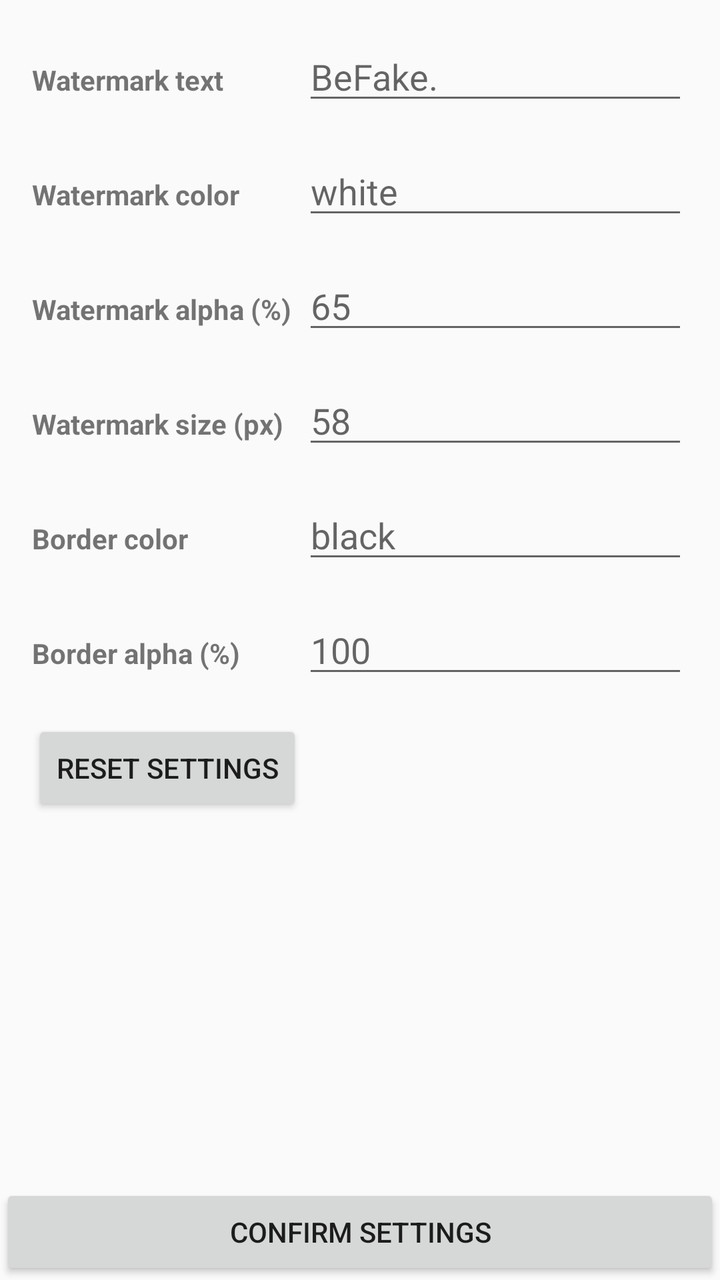
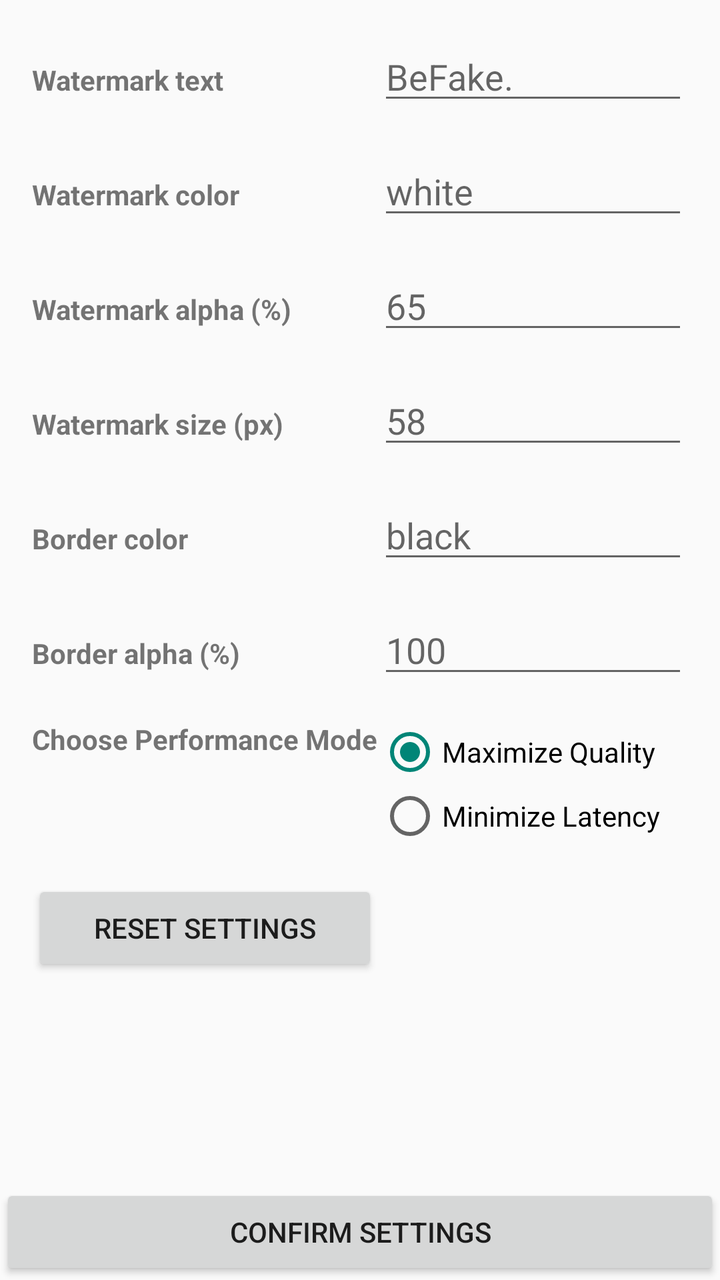

Compare the two renders of this Android layout. The source of the first and the diff that turns it into the second are given below.
<!-- AndroidManifest.xml: application theme Theme.BeFake -->
<!-- res/layout/activity_settings.xml -->
<?xml version="1.0" encoding="utf-8"?>
<RelativeLayout xmlns:android="http://schemas.android.com/apk/res/android"
    xmlns:app="http://schemas.android.com/apk/res-auto"
    xmlns:tools="http://schemas.android.com/tools"
    android:layout_width="match_parent"
    android:layout_height="match_parent"
    tools:context=".SettingsActivity">

    
    <ScrollView
        android:layout_width="match_parent"
        android:layout_height="match_parent"
        android:layout_above="@id/btnConfirm"
        android:padding="16dp">

        <TableLayout
            android:layout_width="match_parent"
            android:layout_height="wrap_content">

            
            <TableRow
                android:layout_width="match_parent"
                android:layout_height="wrap_content">

                
                <TextView
                    android:layout_width="wrap_content"
                    android:layout_height="wrap_content"
                    android:text="Watermark text"
                    android:textStyle="bold"/>

                
                <EditText
                    android:id="@+id/editWatermarkText"
                    android:hint="BeFake."
                    android:layout_weight="1"
                    android:layout_width="0dp"
                    android:layout_height="wrap_content" />
            </TableRow>

            <TableRow
                android:layout_width="match_parent"
                android:layout_height="wrap_content"
                android:layout_marginTop="16dp">

                <TextView
                    android:layout_width="wrap_content"
                    android:layout_height="wrap_content"
                    android:text="Watermark color"
                    android:textStyle="bold"/>

                <EditText
                    android:id="@+id/editWatermarkColor"
                    android:hint="white"
                    android:layout_weight="1"
                    android:layout_width="0dp"
                    android:layout_height="wrap_content" />

            </TableRow>

            <TableRow
                android:layout_width="match_parent"
                android:layout_height="wrap_content"
                android:layout_marginTop="16dp">

                <TextView
                    android:layout_width="wrap_content"
                    android:layout_height="wrap_content"
                    android:text="Watermark alpha (%)"
                    android:textStyle="bold"/>

                <EditText
                    android:id="@+id/editWatermarkAlpha"
                    android:inputType="number"
                    android:hint="65"
                    android:layout_weight="1"
                    android:layout_width="0dp"
                    android:layout_height="wrap_content" />

            </TableRow>

            <TableRow
                android:layout_width="match_parent"
                android:layout_height="wrap_content"
                android:layout_marginTop="16dp">

                <TextView
                    android:layout_width="wrap_content"
                    android:layout_height="wrap_content"
                    android:text="Watermark size (px)"
                    android:textStyle="bold"/>

                <EditText
                    android:id="@+id/editWatermarkSize"
                    android:inputType="number"
                    android:hint="58"
                    android:layout_weight="1"
                    android:layout_width="0dp"
                    android:layout_height="wrap_content" />

            </TableRow>

            <TableRow
                android:layout_width="match_parent"
                android:layout_height="wrap_content"
                android:layout_marginTop="16dp">

                <TextView
                    android:layout_width="wrap_content"
                    android:layout_height="wrap_content"
                    android:text="Border color"
                    android:textStyle="bold"/>

                <EditText
                    android:id="@+id/editBorderColor"
                    android:hint="black"
                    android:layout_weight="1"
                    android:layout_width="0dp"
                    android:layout_height="wrap_content" />

            </TableRow>

            <TableRow
                android:layout_width="match_parent"
                android:layout_height="wrap_content"
                android:layout_marginTop="16dp">

                <TextView
                    android:layout_width="wrap_content"
                    android:layout_height="wrap_content"
                    android:text="Border alpha (%)"
                    android:textStyle="bold"/>

                <EditText
                    android:id="@+id/editBorderAlpha"
                    android:hint="100"
                    android:layout_weight="1"
                    android:layout_width="0dp"
                    android:layout_height="wrap_content" />

            </TableRow>

            <TableRow
                android:layout_width="match_parent"
                android:layout_height="match_parent"
                android:layout_marginTop="16dp">

                <Button
                    android:id="@+id/btnResetSettings"
                    android:layout_width="wrap_content"
                    android:layout_height="wrap_content"
                    android:text="Reset Settings" />

            </TableRow>

            


















        </TableLayout>
    </ScrollView>

    
    <Button
        android:id="@+id/btnConfirm"
        android:layout_width="match_parent"
        android:layout_height="wrap_content"
        android:text="Confirm Settings"
        android:layout_alignParentBottom="true"/>

</RelativeLayout>
<!-- resources referenced by this layout -->
<resources>
  <style name="Theme.BeFake" parent="Base.Theme.BeFake" />
  <style name="Base.Theme.BeFake" parent="Theme.AppCompat.DayNight.NoActionBar">
          
  
      </style>
</resources>

<!-- the commit's change to res/layout/activity_settings.xml (unified diff, before → after) -->
@@ -140,6 +140,42 @@
 
             </TableRow>
 
+            
+            <TableRow
+                android:layout_width="match_parent"
+                android:layout_height="wrap_content"
+                android:layout_marginTop="16dp">
+
+                <TextView
+                    android:layout_width="wrap_content"
+                    android:layout_height="wrap_content"
+                    android:text="Choose Performance Mode"
+                    android:textStyle="bold"/>
+
+                <RadioGroup
+                    android:id="@+id/radioGroup"
+                    android:layout_width="wrap_content"
+                    android:layout_height="wrap_content"
+                    android:orientation="vertical">
+
+                    
+                    <RadioButton
+                        android:id="@+id/radioMaximizeQuality"
+                        android:layout_width="wrap_content"
+                        android:layout_height="wrap_content"
+                        android:text="Maximize Quality"
+                        android:checked="true" />
+
+                    
+                    <RadioButton
+                        android:id="@+id/radioMinimizeLatency"
+                        android:layout_width="wrap_content"
+                        android:layout_height="wrap_content"
+                        android:text="Minimize Latency" />
+
+                </RadioGroup>
+            </TableRow>
+
             <TableRow
                 android:layout_width="match_parent"
                 android:layout_height="match_parent"
@@ -152,25 +188,6 @@
                     android:text="Reset Settings" />
 
             </TableRow>
-
-            
-
-
-
-
-
-
-
-
-
-
-
-
-
-
-
-
-
 
         </TableLayout>
     </ScrollView>
